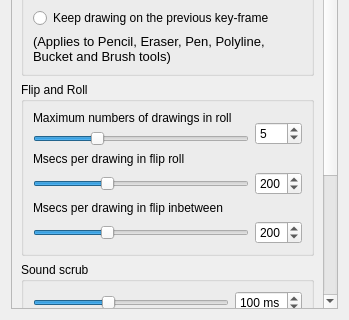
pencil2d/pencil, file app/ui/timelinepage.ui: the form before one commit; both pictures show x 0 to 349 and y 220 to 540 of the 349 by 540 pixel window.
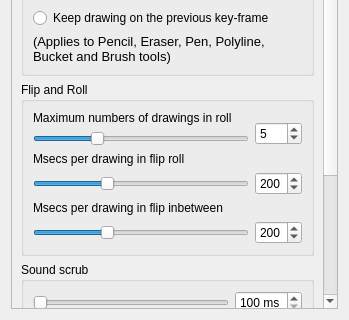
The form after the commit.

Commit message: Flexible sound scrub mSec range

Patch:
```diff
--- a/app/ui/timelinepage.ui
+++ b/app/ui/timelinepage.ui
@@ -26,9 +26,9 @@
       <property name="geometry">
        <rect>
         <x>0</x>
-        <y>-213</y>
-        <width>305</width>
-        <height>729</height>
+        <y>-190</y>
+        <width>315</width>
+        <height>710</height>
        </rect>
       </property>
       <layout class="QVBoxLayout" name="verticalLayout_4">
@@ -274,7 +274,7 @@
             <item>
              <widget class="QSlider" name="soundScrubSlider">
               <property name="minimum">
-               <number>40</number>
+               <number>100</number>
               </property>
               <property name="maximum">
                <number>200</number>
@@ -283,7 +283,7 @@
                <number>5</number>
               </property>
               <property name="pageStep">
-               <number>5</number>
+               <number>10</number>
               </property>
               <property name="value">
                <number>100</number>
@@ -302,7 +302,7 @@
                <string> ms</string>
               </property>
               <property name="minimum">
-               <number>40</number>
+               <number>100</number>
               </property>
               <property name="maximum">
                <number>200</number>
```
Left out of the diff: 4 changed lines with no effect on the pictures. The commit also changes 1 other file.
